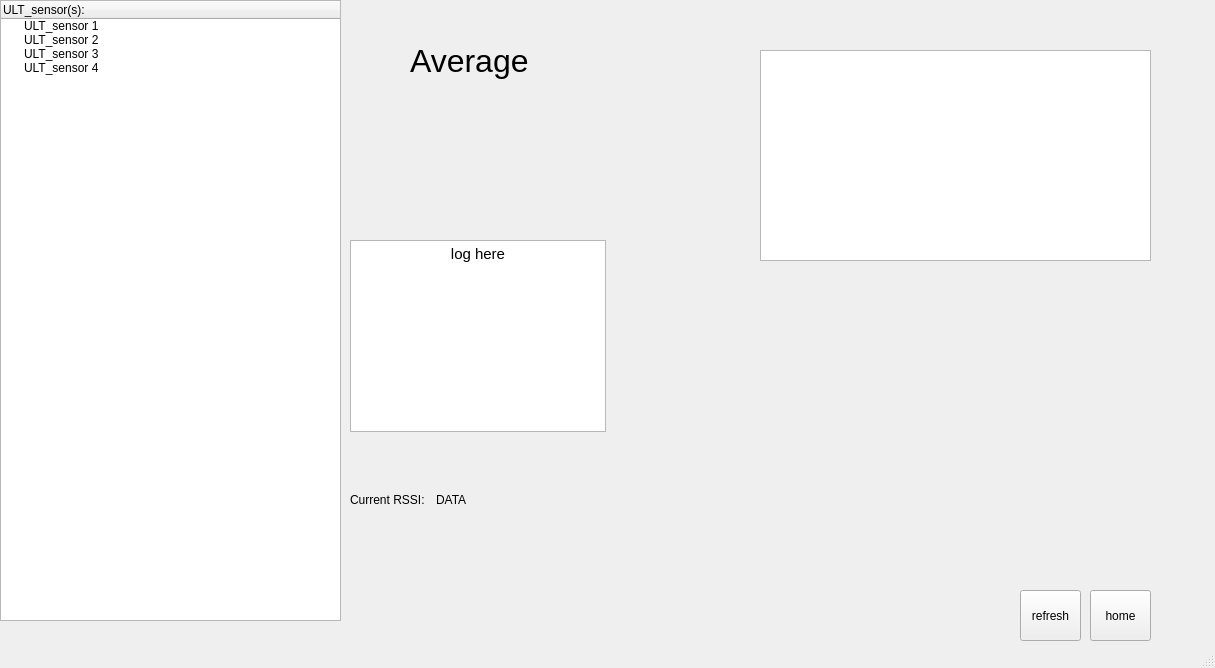
misaka12543/devicemonitor, file ult_monitor_page.ui: the form before one commit.
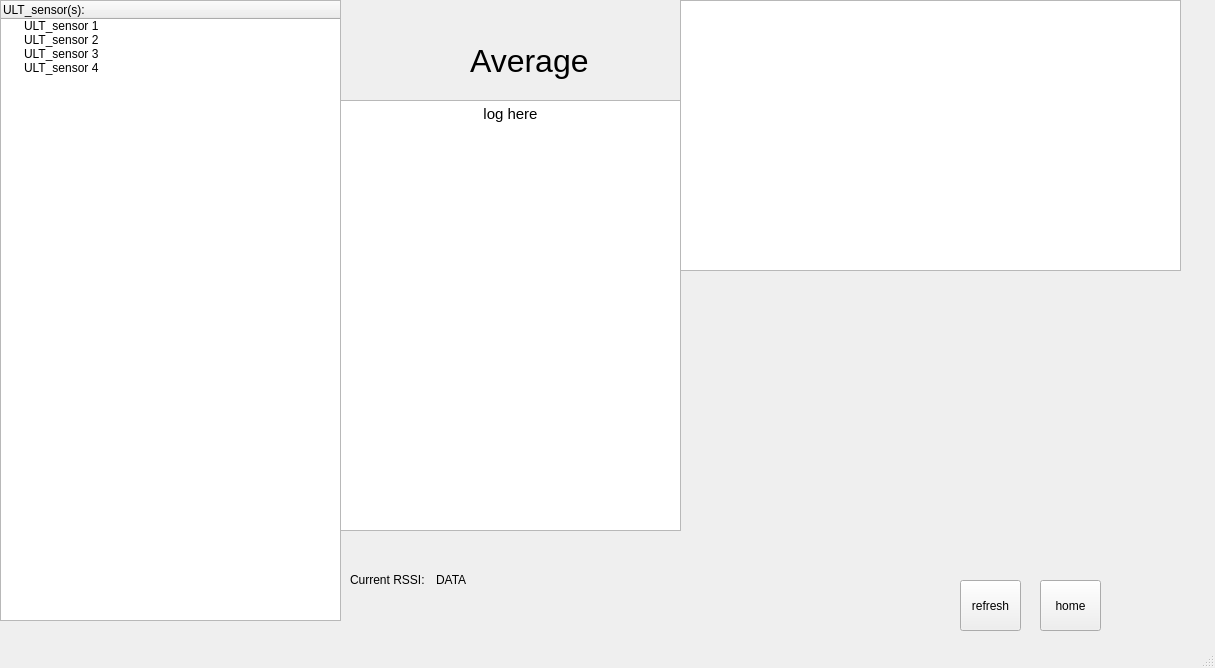
The form after the commit.

```diff
--- a/ult_monitor_page.ui
+++ b/ult_monitor_page.ui
@@ -23,8 +23,8 @@
    <widget class="QPushButton" name="pushButton">
     <property name="geometry">
      <rect>
-      <x>1090</x>
-      <y>590</y>
+      <x>1040</x>
+      <y>580</y>
       <width>61</width>
       <height>51</height>
      </rect>
@@ -36,10 +36,10 @@
    <widget class="QGraphicsView" name="graphicsView">
     <property name="geometry">
      <rect>
-      <x>760</x>
-      <y>50</y>
-      <width>391</width>
-      <height>211</height>
+      <x>680</x>
+      <y>0</y>
+      <width>501</width>
+      <height>271</height>
      </rect>
     </property>
     <property name="sizePolicy">
@@ -52,8 +52,8 @@
    <widget class="QPushButton" name="pushButton_2">
     <property name="geometry">
      <rect>
-      <x>1020</x>
-      <y>590</y>
+      <x>960</x>
+      <y>580</y>
       <width>61</width>
       <height>51</height>
      </rect>
@@ -101,7 +101,7 @@
     <property name="geometry">
      <rect>
       <x>350</x>
-      <y>460</y>
+      <y>540</y>
       <width>166</width>
       <height>80</height>
      </rect>
@@ -126,7 +126,7 @@
    <widget class="QLabel" name="label">
     <property name="geometry">
      <rect>
-      <x>410</x>
+      <x>470</x>
       <y>30</y>
       <width>121</width>
       <height>61</height>
@@ -150,10 +150,10 @@
    <widget class="QTextBrowser" name="textBrowser">
     <property name="geometry">
      <rect>
-      <x>350</x>
-      <y>240</y>
-      <width>256</width>
-      <height>192</height>
+      <x>340</x>
+      <y>100</y>
+      <width>341</width>
+      <height>431</height>
      </rect>
     </property>
     <property name="html">
```
Left out of the diff: 4 changed lines with no effect on the pictures.
